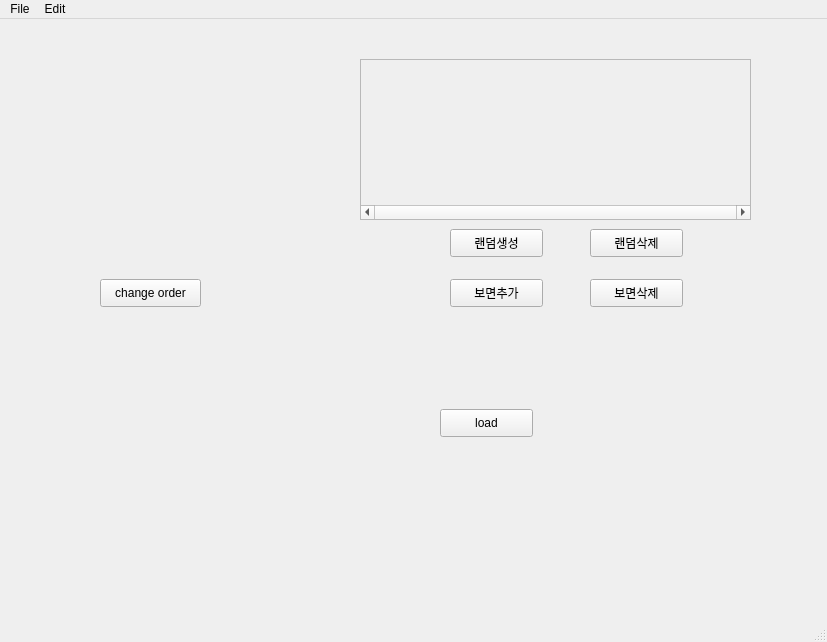
Before: the Qt Designer form code/mainWindow.ui in Neutrinoant/TaikoEditor, drawn with Qt 5.
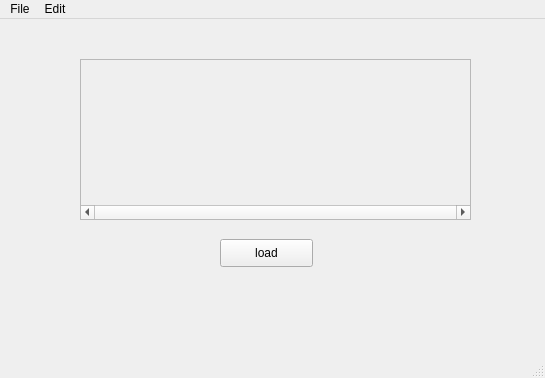
After: the same form once the commit is applied. Icons and pictures are not drawn.

```diff
--- a/code/mainWindow.ui
+++ b/code/mainWindow.ui
@@ -6,95 +6,18 @@
    <rect>
     <x>0</x>
     <y>0</y>
-    <width>827</width>
-    <height>642</height>
+    <width>545</width>
+    <height>378</height>
    </rect>
   </property>
   <property name="windowTitle">
    <string>MainWindow</string>
   </property>
   <widget class="QWidget" name="centralwidget">
-   <widget class="QLabel" name="label_don3">
-    <property name="geometry">
-     <rect>
-      <x>50</x>
-      <y>130</y>
-      <width>158</width>
-      <height>101</height>
-     </rect>
-    </property>
-    <property name="text">
-     <string/>
-    </property>
-    <property name="pixmap">
-     <pixmap resource="track.qrc">:/res/res/note/img_don.png</pixmap>
-    </property>
-    <property name="scaledContents">
-     <bool>true</bool>
-    </property>
-   </widget>
-   <widget class="QPushButton" name="push_changeOrder">
-    <property name="geometry">
-     <rect>
-      <x>100</x>
-      <y>260</y>
-      <width>101</width>
-      <height>28</height>
-     </rect>
-    </property>
-    <property name="text">
-     <string>change order</string>
-    </property>
-   </widget>
-   <widget class="QLabel" name="label_don1">
-    <property name="geometry">
-     <rect>
-      <x>120</x>
-      <y>60</y>
-      <width>137</width>
-      <height>117</height>
-     </rect>
-    </property>
-    <property name="text">
-     <string/>
-    </property>
-    <property name="pixmap">
-     <pixmap resource="track.qrc">:/res/res/note/img_don.png</pixmap>
-    </property>
-    <property name="scaledContents">
-     <bool>true</bool>
-    </property>
-   </widget>
-   <widget class="QPushButton" name="push_add">
-    <property name="geometry">
-     <rect>
-      <x>450</x>
-      <y>210</y>
-      <width>93</width>
-      <height>28</height>
-     </rect>
-    </property>
-    <property name="text">
-     <string>랜덤생성</string>
-    </property>
-   </widget>
-   <widget class="QPushButton" name="push_del">
-    <property name="geometry">
-     <rect>
-      <x>590</x>
-      <y>210</y>
-      <width>93</width>
-      <height>28</height>
-     </rect>
-    </property>
-    <property name="text">
-     <string>랜덤삭제</string>
-    </property>
-   </widget>
    <widget class="QScrollArea" name="scrollArea">
     <property name="geometry">
      <rect>
-      <x>360</x>
+      <x>80</x>
       <y>40</y>
       <width>391</width>
       <height>161</height>
@@ -180,56 +103,11 @@
      </layout>
     </widget>
    </widget>
-   <widget class="QPushButton" name="push_addBeat">
-    <property name="geometry">
-     <rect>
-      <x>450</x>
-      <y>260</y>
-      <width>93</width>
-      <height>28</height>
-     </rect>
-    </property>
-    <property name="text">
-     <string>보면추가</string>
-    </property>
-   </widget>
-   <widget class="QPushButton" name="push_delBeat">
-    <property name="geometry">
-     <rect>
-      <x>590</x>
-      <y>260</y>
-      <width>93</width>
-      <height>28</height>
-     </rect>
-    </property>
-    <property name="text">
-     <string>보면삭제</string>
-    </property>
-   </widget>
-   <widget class="QLabel" name="label_don2">
-    <property name="geometry">
-     <rect>
-      <x>250</x>
-      <y>30</y>
-      <width>109</width>
-      <height>112</height>
-     </rect>
-    </property>
-    <property name="text">
-     <string/>
-    </property>
-    <property name="pixmap">
-     <pixmap resource="track.qrc">:/res/res/note/img_don.png</pixmap>
-    </property>
-    <property name="scaledContents">
-     <bool>true</bool>
-    </property>
-   </widget>
    <widget class="QPushButton" name="push_load">
     <property name="geometry">
      <rect>
-      <x>440</x>
-      <y>390</y>
+      <x>220</x>
+      <y>220</y>
       <width>93</width>
       <height>28</height>
      </rect>
@@ -272,7 +150,7 @@
     <rect>
      <x>0</x>
      <y>0</y>
-     <width>827</width>
+     <width>545</width>
      <height>26</height>
     </rect>
    </property>
```
Left out of the diff: 28 changed lines with no effect on the pictures.
